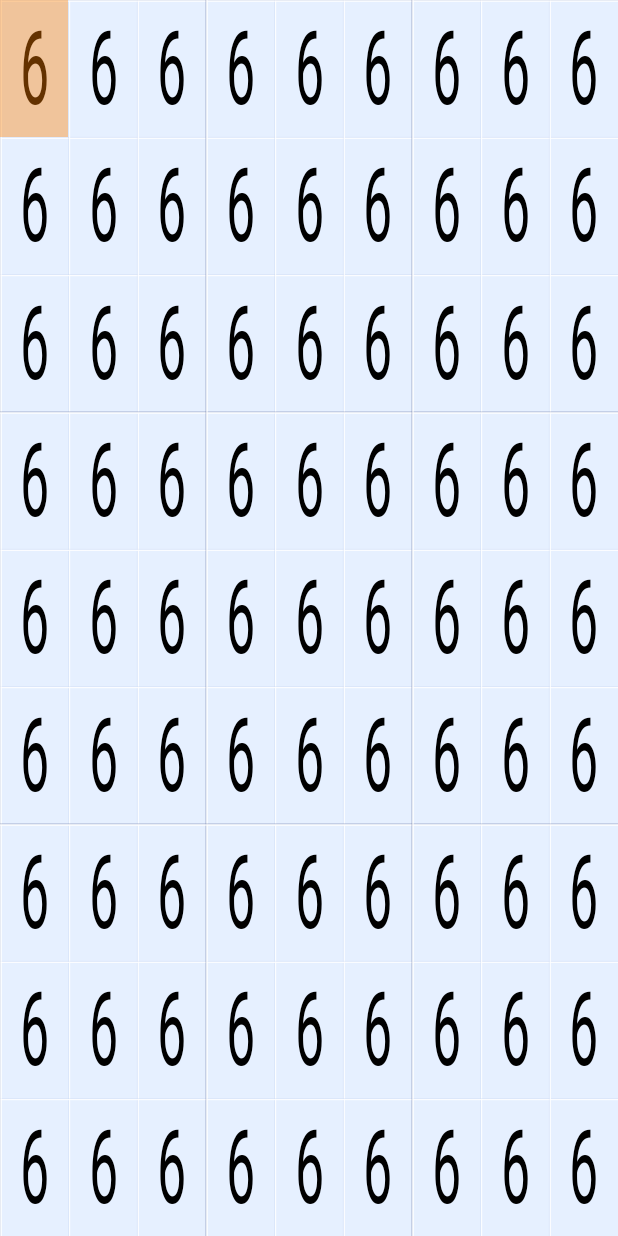
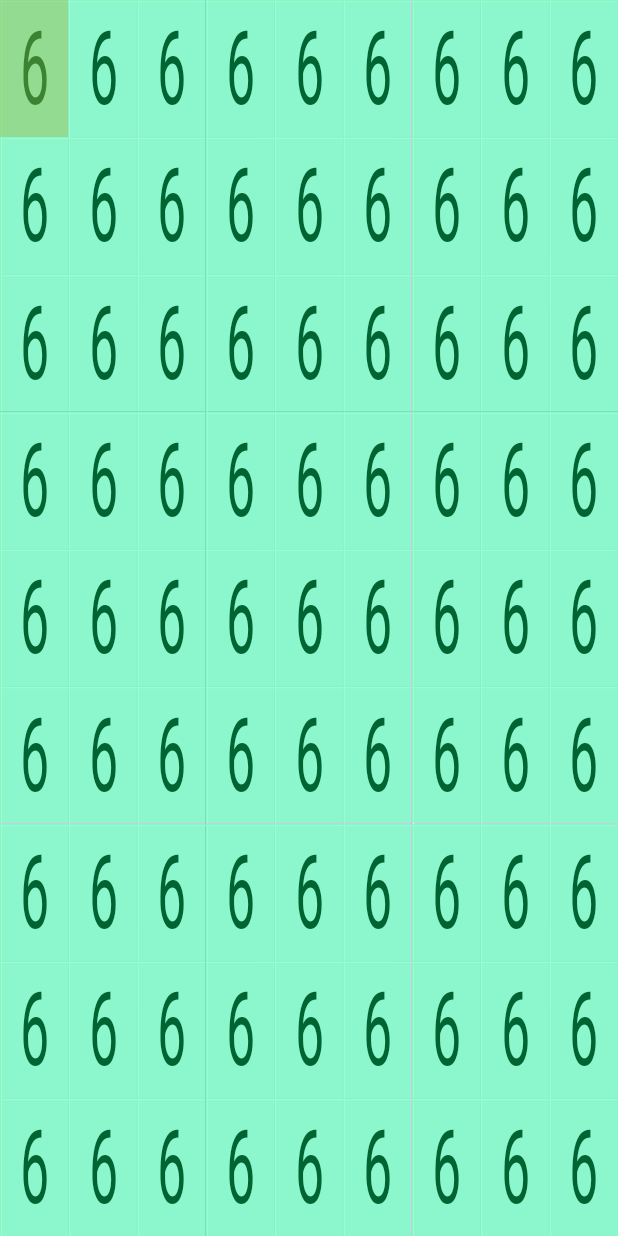
Before and after one commit to azjf/Sudoku, an Android app: the Game screen opened directly, with no data from a screen before it, on a phone screen of 412 x 824 dp. Run offline under Robolectric (Android 15) with nearby library versions, the phone set to English and light mode, and no system bars.

Commit message:
Add hints

```diff
--- a/app/src/main/java/com/example/sudoku/PuzzleView.java
+++ b/app/src/main/java/com/example/sudoku/PuzzleView.java
@@ -108,6 +108,25 @@ public class PuzzleView extends View {
                 R.color.puzzle_selected
         ));
         canvas.drawRect(selRect, selected);
+
+
+
+        Paint hint = new Paint();
+        int c[] = { getResources().getColor(R.color.puzzle_hint_0),
+                getResources().getColor(R.color.puzzle_hint_1),
+                getResources().getColor(R.color.puzzle_hint_2)
+        };
+        Rect r = new Rect();
+        for (int i=0; i<9; i++) {
+            for (int j=0; j<9; j++) {
+                int movesleft = 1;//9 - game.getUsedTiles(i, j).length;
+                if (movesleft < c.length) {
+                    getRect(i, j, r);
+                    hint.setColor(c[movesleft]);
+                    canvas.drawRect(r, hint);
+                }
+            }
+        }
     }
 
 
```
